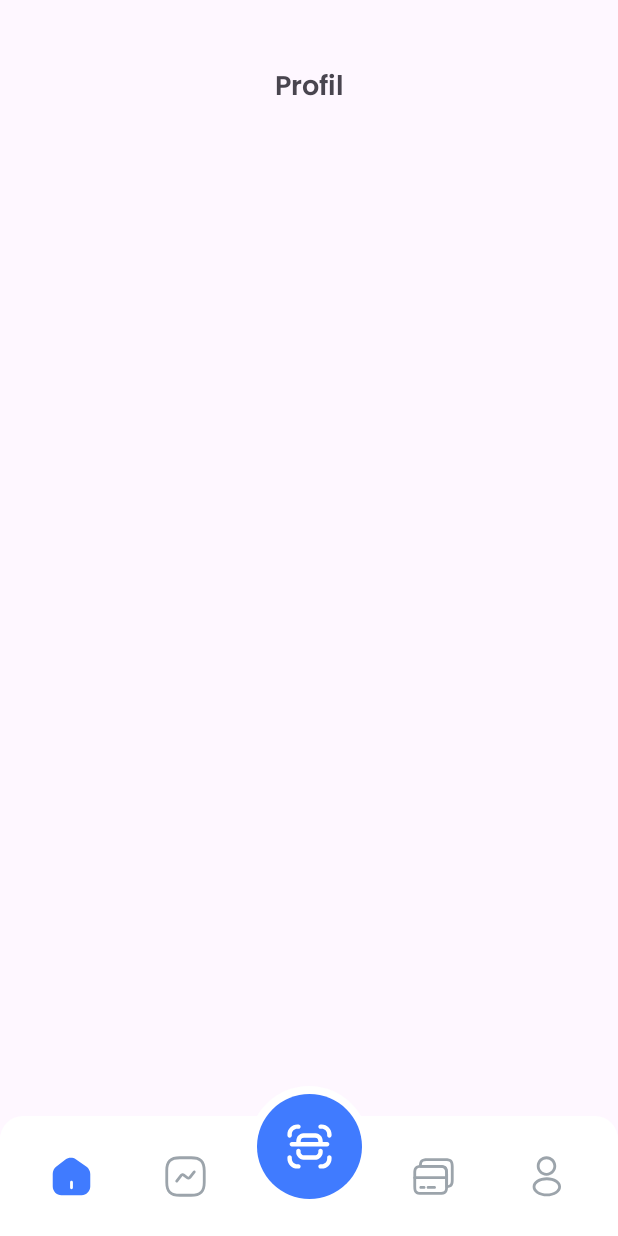
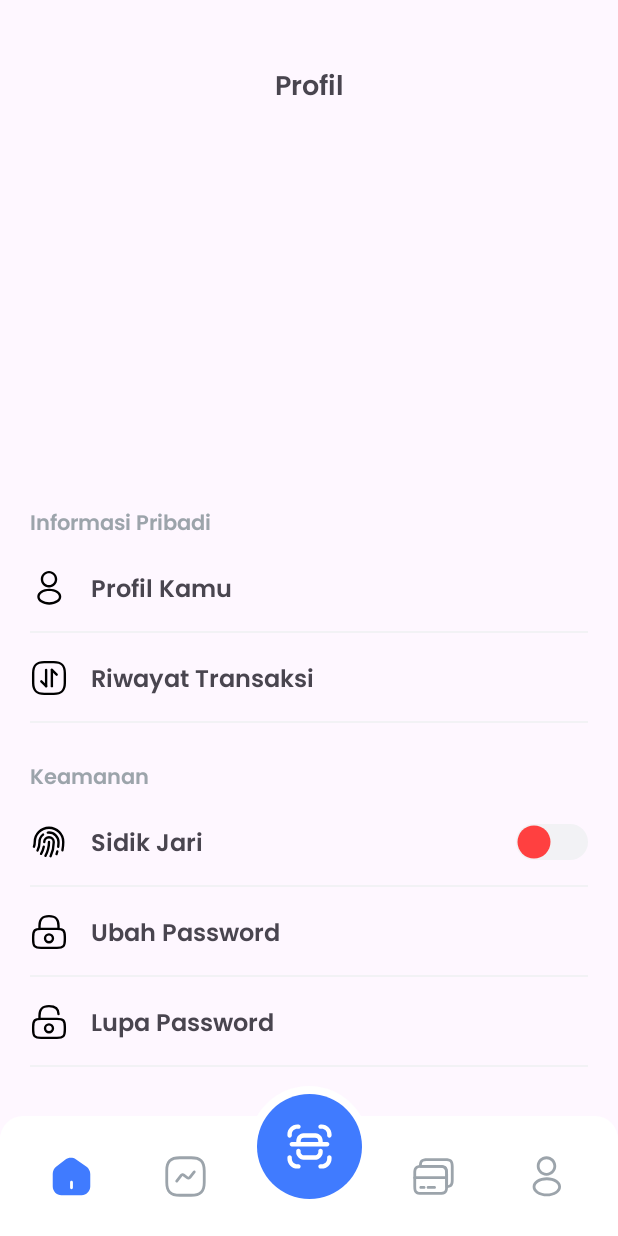
Before and after one commit to Imdvlpr99/Sobat-Dompet, an Android app: the fragment ProfileView placed in its activity, on a phone screen of 412 x 824 dp. Run offline under Robolectric (Android 15) with nearby library versions, the phone set to English and light mode, and no system bars; our stand-ins replace CircleImageView, Firebase (no records; nobody signed in at launch, a user with empty details on screens opened directly), Volley; libraries missing offline, so code that uses them is left out: eu.amirs.

Commit message:
add : profile menu

```diff
--- a/app/src/main/java/com/imdvlpr/sobatdompet/activity/main/profile/ProfileView.kt
+++ b/app/src/main/java/com/imdvlpr/sobatdompet/activity/main/profile/ProfileView.kt
@@ -4,13 +4,17 @@ import android.os.Bundle
 import android.view.LayoutInflater
 import android.view.View
 import android.view.ViewGroup
+import android.widget.Toast
 import androidx.fragment.app.Fragment
 import com.imdvlpr.sobatdompet.R
 import com.imdvlpr.sobatdompet.databinding.FragmentProfileBinding
+import com.imdvlpr.sobatdompet.helper.ui.CustomMenu
 import com.imdvlpr.sobatdompet.helper.utils.Constants
 import com.imdvlpr.sobatdompet.helper.utils.SharedPreference
 import com.imdvlpr.sobatdompet.helper.utils.decodeImage
 import com.imdvlpr.sobatdompet.helper.utils.getStatusBarHeight
+import com.imdvlpr.sobatdompet.helper.utils.isBiometricAvailable
+import com.imdvlpr.sobatdompet.helper.utils.showBiometricPrompt
 
 class ProfileView : Fragment() {
 
@@ -44,5 +48,67 @@ class ProfileView : Fragment() {
             setUserData(decodeImage(pref.getStringFromPref(Constants.PREF.USER_IMAGE)),
                 pref.getStringFromPref(Constants.PREF.FULL_NAME), pref.getStringFromPref(Constants.PREF.USER_NAME))
         }
+
+        binding.profileBtn.apply {
+            setMenuData(getString(R.string.profile_your_profile), R.drawable.ic_user)
+            setListener(object : CustomMenu.MenuInterface {
+                override fun onClick() {
+                }
+            })
+        }
+
+        binding.transactionHistoryBtn.apply {
+            setMenuData(getString(R.string.profile_history_transaction), R.drawable.ic_history)
+            setListener(object : CustomMenu.MenuInterface {
+                override fun onClick() {
+                }
+
+            })
+        }
+
+        binding.biometricBtn.apply {
+            setMenuData(getString(R.string.profile_biometric), R.drawable.ic_fingerprint)
+            setSwitch(true)
+            setListener(object : CustomMenu.MenuInterface {
+                override fun onClick() {
+                }
+
+                override fun onSwitchClick(isChecked: Boolean) {
+                    if (requireContext().isBiometricAvailable())
+                        if (isChecked) showBiometricPrompt(
+                            requireActivity(),
+                            onSuccess = {
+                                // Authentication successful
+                            },
+                            onError = { errorCode, errString ->
+                                // Handle authentication error
+                            },
+                            onFailed = {
+                                // Authentication failed
+                            }
+                        )
+                }
+            })
+        }
+
+        binding.changePasswordBtn.apply {
+            setMenuData(getString(R.string.profile_change_password), R.drawable.ic_lock)
+            setListener(object : CustomMenu.MenuInterface {
+                override fun onClick() {
+
+                }
+
+            })
+        }
+
+        binding.forgotPasswordBtn.apply {
+            setMenuData(getString(R.string.profile_forgot_password), R.drawable.ic_unlock)
+            setListener(object : CustomMenu.MenuInterface {
+                override fun onClick() {
+
+                }
+
+            })
+        }
     }
 }
--- /dev/null
+++ b/app/src/main/java/com/imdvlpr/sobatdompet/helper/ui/CustomMenu.kt
@@ -0,0 +1,65 @@
+package com.imdvlpr.sobatdompet.helper.ui
+
+import android.content.Context
+import android.util.AttributeSet
+import android.view.LayoutInflater
+import androidx.constraintlayout.widget.ConstraintLayout
+import com.imdvlpr.sobatdompet.R
+import com.imdvlpr.sobatdompet.databinding.LayoutMenuBinding
+
+class CustomMenu: ConstraintLayout {
+
+    private var listener: MenuInterface? = null
+    private var isChecked: Boolean = false
+    private val binding: LayoutMenuBinding by lazy {
+        LayoutMenuBinding.bind(LayoutInflater.from(context).inflate(R.layout.layout_menu, this, true))
+    }
+
+    constructor(context: Context) : super(context) {
+        init()
+    }
+
+    constructor(context: Context, attrs: AttributeSet) : super(context, attrs) {
+        init()
+    }
+
+    constructor(context: Context, attrs: AttributeSet, defStyleAttr: Int) : super(context, attrs, defStyleAttr) {
+        init()
+    }
+
+    private fun init() {
+        binding.root.setOnClickListener {
+            listener?.onClick()
+        }
+
+        binding.btnSwitch.setOnClickListener {
+            if (isChecked) {
+                isChecked = false
+                binding.btnSwitch.setImageResource(R.drawable.ic_switch_off)
+                listener?.onSwitchClick(isChecked)
+            } else {
+                isChecked = true
+                binding.btnSwitch.setImageResource(R.drawable.ic_switch_on)
+                listener?.onSwitchClick(isChecked)
+            }
+        }
+    }
+
+    fun setMenuData(menuTitle: String, menuIcon: Int) {
+        binding.menuTitle.text = menuTitle
+        binding.menuIcon.setImageResource(menuIcon)
+    }
+
+    fun setSwitch(isEnabled: Boolean) {
+        binding.btnSwitch.setVisible(isEnabled)
+    }
+
+    fun setListener(listener: MenuInterface) {
+        this.listener = listener
+    }
+
+    interface MenuInterface {
+        fun onClick()
+        fun onSwitchClick(isChecked: Boolean) {}
+    }
+}
--- /dev/null
+++ b/app/src/main/res/drawable/ic_history.xml
@@ -0,0 +1,41 @@
+<vector xmlns:android="http://schemas.android.com/apk/res/android"
+    android:width="24dp"
+    android:height="24dp"
+    android:viewportWidth="24"
+    android:viewportHeight="24">
+  <path
+      android:pathData="M9,22H15C20,22 22,20 22,15V9C22,4 20,2 15,2H9C4,2 2,4 2,9V15C2,20 4,22 9,22Z"
+      android:strokeLineJoin="round"
+      android:strokeWidth="1.5"
+      android:fillColor="#00000000"
+      android:strokeColor="#292D32"
+      android:strokeLineCap="round"/>
+  <path
+      android:pathData="M10.18,17.15L7.14,14.11"
+      android:strokeLineJoin="round"
+      android:strokeWidth="1.5"
+      android:fillColor="#00000000"
+      android:strokeColor="#292D32"
+      android:strokeLineCap="round"/>
+  <path
+      android:pathData="M10.18,6.85V17.15"
+      android:strokeLineJoin="round"
+      android:strokeWidth="1.5"
+      android:fillColor="#00000000"
+      android:strokeColor="#292D32"
+      android:strokeLineCap="round"/>
+  <path
+      android:pathData="M13.82,6.85L16.86,9.89"
+      android:strokeLineJoin="round"
+      android:strokeWidth="1.5"
+      android:fillColor="#00000000"
+      android:strokeColor="#292D32"
+      android:strokeLineCap="round"/>
+  <path
+      android:pathData="M13.82,17.15V6.85"
+      android:strokeLineJoin="round"
+      android:strokeWidth="1.5"
+      android:fillColor="#00000000"
+      android:strokeColor="#292D32"
+      android:strokeLineCap="round"/>
+</vector>
--- /dev/null
+++ b/app/src/main/res/drawable/ic_lock.xml
@@ -0,0 +1,27 @@
+<vector xmlns:android="http://schemas.android.com/apk/res/android"
+    android:width="24dp"
+    android:height="24dp"
+    android:viewportWidth="24"
+    android:viewportHeight="24">
+  <path
+      android:pathData="M6,10V8C6,4.69 7,2 12,2C17,2 18,4.69 18,8V10"
+      android:strokeLineJoin="round"
+      android:strokeWidth="1.5"
+      android:fillColor="#00000000"
+      android:strokeColor="#292D32"
+      android:strokeLineCap="round"/>
+  <path
+      android:pathData="M12,18.5C13.381,18.5 14.5,17.381 14.5,16C14.5,14.619 13.381,13.5 12,13.5C10.619,13.5 9.5,14.619 9.5,16C9.5,17.381 10.619,18.5 12,18.5Z"
+      android:strokeLineJoin="round"
+      android:strokeWidth="1.5"
+      android:fillColor="#00000000"
+      android:strokeColor="#292D32"
+      android:strokeLineCap="round"/>
+  <path
+      android:pathData="M17,22H7C3,22 2,21 2,17V15C2,11 3,10 7,10H17C21,10 22,11 22,15V17C22,21 21,22 17,22Z"
+      android:strokeLineJoin="round"
+      android:strokeWidth="1.5"
+      android:fillColor="#00000000"
+      android:strokeColor="#292D32"
+      android:strokeLineCap="round"/>
+</vector>
--- /dev/null
+++ b/app/src/main/res/drawable/ic_switch_off.xml
@@ -0,0 +1,12 @@
+<vector xmlns:android="http://schemas.android.com/apk/res/android"
+    android:width="48dp"
+    android:height="24dp"
+    android:viewportWidth="48"
+    android:viewportHeight="24">
+  <path
+      android:pathData="M12,0L36,0A12,12 0,0 1,48 12L48,12A12,12 0,0 1,36 24L12,24A12,12 0,0 1,0 12L0,12A12,12 0,0 1,12 0z"
+      android:fillColor="#F2F2F5"/>
+  <path
+      android:pathData="M12,12m-11,0a11,11 0,1 1,22 0a11,11 0,1 1,-22 0"
+      android:fillColor="#FF4040"/>
+</vector>
--- /dev/null
+++ b/app/src/main/res/drawable/ic_switch_on.xml
@@ -0,0 +1,12 @@
+<vector xmlns:android="http://schemas.android.com/apk/res/android"
+    android:width="48dp"
+    android:height="24dp"
+    android:viewportWidth="48"
+    android:viewportHeight="24">
+  <path
+      android:pathData="M12,0L36,0A12,12 0,0 1,48 12L48,12A12,12 0,0 1,36 24L12,24A12,12 0,0 1,0 12L0,12A12,12 0,0 1,12 0z"
+      android:fillColor="#F2F2F5"/>
+  <path
+      android:pathData="M36,12m-11,0a11,11 0,1 1,22 0a11,11 0,1 1,-22 0"
+      android:fillColor="#407BFF"/>
+</vector>
--- /dev/null
+++ b/app/src/main/res/drawable/ic_unlock.xml
@@ -0,0 +1,27 @@
+<vector xmlns:android="http://schemas.android.com/apk/res/android"
+    android:width="24dp"
+    android:height="24dp"
+    android:viewportWidth="24"
+    android:viewportHeight="24">
+  <path
+      android:pathData="M17,22H7C3,22 2,21 2,17V15C2,11 3,10 7,10H17C21,10 22,11 22,15V17C22,21 21,22 17,22Z"
+      android:strokeLineJoin="round"
+      android:strokeWidth="1.5"
+      android:fillColor="#00000000"
+      android:strokeColor="#292D32"
+      android:strokeLineCap="round"/>
+  <path
+      android:pathData="M6,10V8C6,4.69 7,2 12,2C16.5,2 18,4 18,7"
+      android:strokeLineJoin="round"
+      android:strokeWidth="1.5"
+      android:fillColor="#00000000"
+      android:strokeColor="#292D32"
+      android:strokeLineCap="round"/>
+  <path
+      android:pathData="M12,18.5C13.381,18.5 14.5,17.381 14.5,16C14.5,14.619 13.381,13.5 12,13.5C10.619,13.5 9.5,14.619 9.5,16C9.5,17.381 10.619,18.5 12,18.5Z"
+      android:strokeLineJoin="round"
+      android:strokeWidth="1.5"
+      android:fillColor="#00000000"
+      android:strokeColor="#292D32"
+      android:strokeLineCap="round"/>
+</vector>
--- a/app/src/main/res/layout/fragment_profile.xml
+++ b/app/src/main/res/layout/fragment_profile.xml
@@ -36,6 +36,69 @@
                 app:layout_constraintStart_toStartOf="parent"
                 app:layout_constraintTop_toTopOf="parent" />
 
+            <TextView
+                android:id="@+id/personalInfoLbl"
+                style="@style/TextView.Semibold14sp"
+                android:layout_width="wrap_content"
+                android:layout_height="wrap_content"
+                android:layout_marginStart="20dp"
+                android:layout_marginTop="20dp"
+                android:text="@string/profile_personal_info_section"
+                android:textColor="@color/darkGray"
+                app:layout_constraintStart_toStartOf="parent"
+                app:layout_constraintTop_toBottomOf="@+id/userImageData" />
+
+            <com.imdvlpr.sobatdompet.helper.ui.CustomMenu
+                android:id="@+id/profileBtn"
+                android:layout_width="match_parent"
+                android:layout_height="wrap_content"
+                app:layout_constraintEnd_toEndOf="parent"
+                app:layout_constraintStart_toStartOf="parent"
+                app:layout_constraintTop_toBottomOf="@+id/personalInfoLbl" />
+
+            <com.imdvlpr.sobatdompet.helper.ui.CustomMenu
+                android:id="@+id/transactionHistoryBtn"
+                android:layout_width="match_parent"
+                android:layout_height="wrap_content"
+                app:layout_constraintEnd_toEndOf="parent"
+                app:layout_constraintStart_toStartOf="parent"
+                app:layout_constraintTop_toBottomOf="@+id/profileBtn" />
+
+            <TextView
+                android:id="@+id/securityLbl"
+                style="@style/TextView.Semibold14sp"
+                android:layout_width="wrap_content"
+                android:layout_height="wrap_content"
+                android:layout_marginTop="25dp"
+                android:text="@string/profile_security_section"
+                android:textColor="@color/darkGray"
+                app:layout_constraintStart_toStartOf="@+id/personalInfoLbl"
+                app:layout_constraintTop_toBottomOf="@+id/transactionHistoryBtn" />
+
+            <com.imdvlpr.sobatdompet.helper.ui.CustomMenu
+                android:id="@+id/biometricBtn"
+                android:layout_width="match_parent"
+                android:layout_height="wrap_content"
+                app:layout_constraintEnd_toEndOf="parent"
+                app:layout_constraintStart_toStartOf="parent"
+                app:layout_constraintTop_toBottomOf="@+id/securityLbl" />
+
+            <com.imdvlpr.sobatdompet.helper.ui.CustomMenu
+                android:id="@+id/changePasswordBtn"
+                android:layout_width="match_parent"
+                android:layout_height="wrap_content"
+                app:layout_constraintEnd_toEndOf="parent"
+                app:layout_constraintStart_toStartOf="parent"
+                app:layout_constraintTop_toBottomOf="@+id/biometricBtn" />
+
+            <com.imdvlpr.sobatdompet.helper.ui.CustomMenu
+                android:id="@+id/forgotPasswordBtn"
+                android:layout_width="match_parent"
+                android:layout_height="wrap_content"
+                app:layout_constraintEnd_toEndOf="parent"
+                app:layout_constraintStart_toStartOf="parent"
+                app:layout_constraintTop_toBottomOf="@+id/changePasswordBtn" />
+
         </androidx.constraintlayout.widget.ConstraintLayout>
 
     </androidx.core.widget.NestedScrollView>
--- /dev/null
+++ b/app/src/main/res/layout/layout_menu.xml
@@ -0,0 +1,54 @@
+<?xml version="1.0" encoding="utf-8"?>
+<androidx.constraintlayout.widget.ConstraintLayout
+    xmlns:android="http://schemas.android.com/apk/res/android"
+    xmlns:app="http://schemas.android.com/apk/res-auto"
+    xmlns:tools="http://schemas.android.com/tools"
+    android:layout_width="match_parent"
+    android:layout_height="60dp"
+    tools:ignore="ContentDescription">
+
+    <ImageView
+        android:id="@+id/menuIcon"
+        android:layout_width="25dp"
+        android:layout_height="25dp"
+        android:layout_marginStart="20dp"
+        android:src="@drawable/ic_user"
+        app:layout_constraintBottom_toBottomOf="parent"
+        app:layout_constraintStart_toStartOf="parent"
+        app:layout_constraintTop_toTopOf="parent"
+        app:tint="@color/black" />
+
+    <TextView
+        android:id="@+id/menuTitle"
+        style="@style/TextView.Semibold16sp"
+        android:layout_width="0dp"
+        android:layout_height="wrap_content"
+        android:layout_marginHorizontal="15dp"
+        android:layout_marginTop="3dp"
+        android:text="menuTitle"
+        app:layout_constraintBottom_toBottomOf="parent"
+        app:layout_constraintEnd_toStartOf="@+id/btnSwitch"
+        app:layout_constraintStart_toEndOf="@+id/menuIcon"
+        app:layout_constraintTop_toTopOf="parent" />
+
+    <ImageView
+        android:id="@+id/btnSwitch"
+        android:layout_width="wrap_content"
+        android:layout_height="wrap_content"
+        android:layout_marginEnd="20dp"
+        android:src="@drawable/ic_switch_off"
+        android:visibility="gone"
+        app:layout_constraintBottom_toBottomOf="parent"
+        app:layout_constraintEnd_toEndOf="parent"
+        app:layout_constraintTop_toTopOf="parent" />
+
+    <View
+        android:layout_width="0dp"
+        android:layout_height="1dp"
+        android:layout_marginHorizontal="20dp"
+        android:background="#F2F2F5"
+        app:layout_constraintBottom_toBottomOf="parent"
+        app:layout_constraintEnd_toEndOf="parent"
+        app:layout_constraintStart_toStartOf="parent" />
+
+</androidx.constraintlayout.widget.ConstraintLayout>
--- a/app/src/main/res/values/strings.xml
+++ b/app/src/main/res/values/strings.xml
@@ -135,6 +135,13 @@
 
     <!-- Profil -->
     <string name="profile_toolbar_title">Profil</string>
+    <string name="profile_personal_info_section">Informasi Pribadi</string>
+    <string name="profile_security_section">Keamanan</string>
+    <string name="profile_your_profile">Profil Kamu</string>
+    <string name="profile_history_transaction">Riwayat Transaksi</string>
+    <string name="profile_biometric">Sidik Jari</string>
+    <string name="profile_change_password">Ubah Password</string>
+    <string name="profile_forgot_password">Lupa Password</string>
 
     <!-- Logout -->
     <string name="logout_title">Keluar</string>
```
